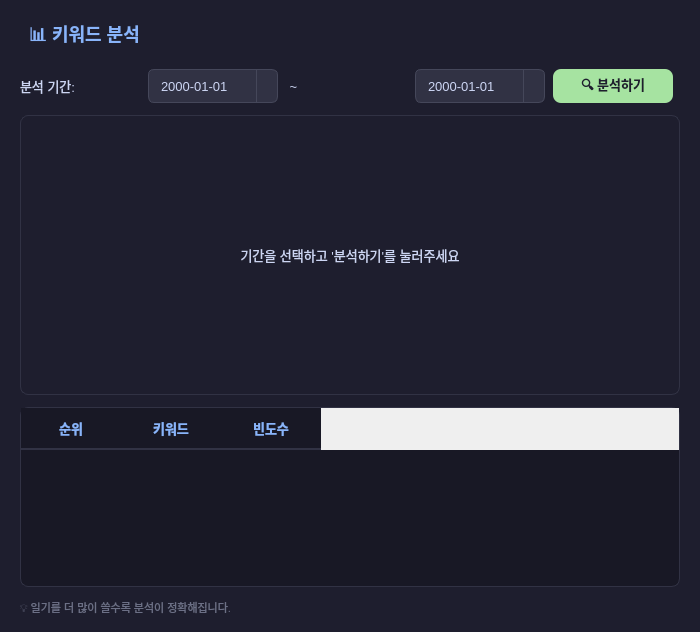
This is ui/keyword_dialog.ui in dldnwls07/python_picture_dir as Qt 5 draws it before an edit. The edited form follows.
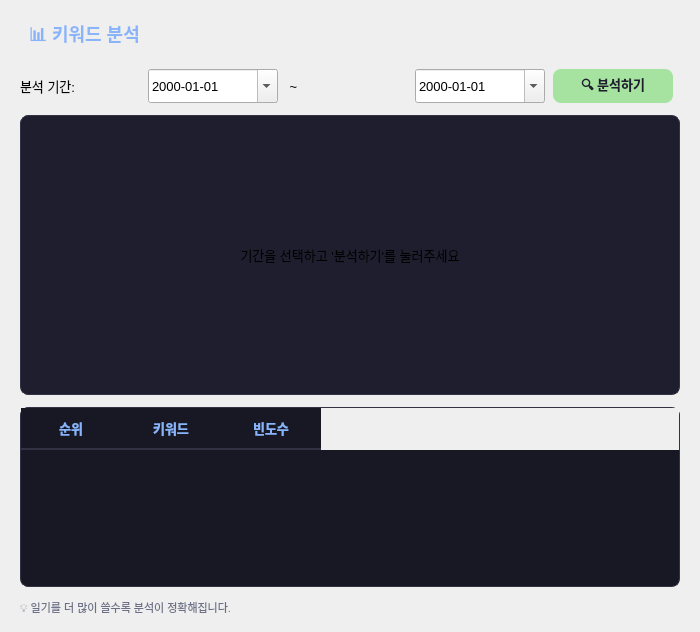
This is the edited form.

```diff
--- a/ui/keyword_dialog.ui
+++ b/ui/keyword_dialog.ui
@@ -15,12 +15,8 @@
   </property>
   <property name="styleSheet">
    <string notr="true">
-    QDialog {
-      background-color: #1e1e2e;
-    }
     QWidget {
-      color: #cdd6f4;
-      font-family: "Apple SD Gothic Neo", "-apple-system", sans-serif;
+      font-family: "Pretendard", "Noto Sans KR", "Malgun Gothic", "-apple-system", sans-serif;
       font-size: 13px;
     }
     QLabel#dialogTitle {
@@ -29,19 +25,6 @@
       font-weight: bold;
       padding: 4px;
     }
-    QDateEdit {
-      background-color: #313244;
-      border: 1px solid #45475a;
-      border-radius: 6px;
-      padding: 6px 10px;
-      color: #cdd6f4;
-    }
-    QDateEdit::drop-down {
-      subcontrol-origin: padding;
-      subcontrol-position: right center;
-      width: 20px;
-      border-left: 1px solid #45475a;
-    }
     QPushButton#analyzeButton {
       background-color: #a6e3a1;
       color: #1e1e2e;
@@ -64,7 +47,7 @@
       border: 1px solid #313244;
       border-radius: 8px;
       gridline-color: #313244;
-      color: #cdd6f4;
+      color: #f5f5f5;
       font-size: 13px;
     }
     QTableWidget::item {
```
